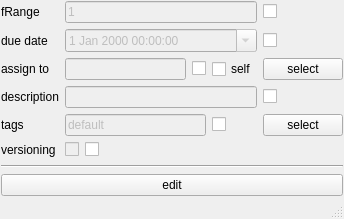
Above: rbhusUI/lib/rbhusPipeAssetEditMod.ui from aumanimationstudios/rbhus before the change. Below: the same form after it.
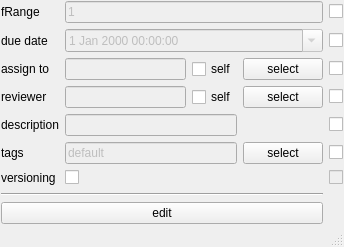
That is the form after the change.

What changed in the file:
```diff
--- a/rbhusUI/lib/rbhusPipeAssetEditMod.ui
+++ b/rbhusUI/lib/rbhusPipeAssetEditMod.ui
@@ -10,7 +10,7 @@
     <x>0</x>
     <y>0</y>
     <width>344</width>
-    <height>219</height>
+    <height>247</height>
    </rect>
   </property>
   <property name="windowTitle">
@@ -24,114 +24,7 @@
     <property name="margin">
      <number>1</number>
     </property>
-    <item row="10" column="0">
-     <widget class="QLabel" name="labelTags">
-      <property name="sizePolicy">
-       <sizepolicy hsizetype="Fixed" vsizetype="Preferred">
-        <horstretch>0</horstretch>
-        <verstretch>0</verstretch>
-       </sizepolicy>
-      </property>
-      <property name="toolTip">
-       <string>group owner of the project directory</string>
-      </property>
-      <property name="text">
-       <string>tags</string>
-      </property>
-     </widget>
-    </item>
-    <item row="2" column="0">
-     <widget class="QLabel" name="labelFRange">
-      <property name="sizePolicy">
-       <sizepolicy hsizetype="Fixed" vsizetype="Maximum">
-        <horstretch>0</horstretch>
-        <verstretch>0</verstretch>
-       </sizepolicy>
-      </property>
-      <property name="text">
-       <string>fRange</string>
-      </property>
-     </widget>
-    </item>
-    <item row="2" column="1" colspan="5">
-     <widget class="QLineEdit" name="lineEditFRange">
-      <property name="enabled">
-       <bool>false</bool>
-      </property>
-      <property name="sizePolicy">
-       <sizepolicy hsizetype="MinimumExpanding" vsizetype="Fixed">
-        <horstretch>0</horstretch>
-        <verstretch>0</verstretch>
-       </sizepolicy>
-      </property>
-      <property name="text">
-       <string>1</string>
-      </property>
-     </widget>
-    </item>
     <item row="13" column="0" colspan="7">
-     <widget class="Line" name="line">
-      <property name="sizePolicy">
-       <sizepolicy hsizetype="MinimumExpanding" vsizetype="Fixed">
-        <horstretch>0</horstretch>
-        <verstretch>0</verstretch>
-       </sizepolicy>
-      </property>
-      <property name="orientation">
-       <enum>Qt::Horizontal</enum>
-      </property>
-     </widget>
-    </item>
-    <item row="6" column="5">
-     <widget class="QCheckBox" name="checkAssignSelf">
-      <property name="text">
-       <string>self</string>
-      </property>
-      <property name="checked">
-       <bool>false</bool>
-      </property>
-     </widget>
-    </item>
-    <item row="6" column="6">
-     <widget class="QPushButton" name="pushUsers">
-      <property name="text">
-       <string>select</string>
-      </property>
-     </widget>
-    </item>
-    <item row="4" column="0">
-     <widget class="QLabel" name="labelDue">
-      <property name="sizePolicy">
-       <sizepolicy hsizetype="Fixed" vsizetype="Preferred">
-        <horstretch>0</horstretch>
-        <verstretch>0</verstretch>
-       </sizepolicy>
-      </property>
-      <property name="text">
-       <string>due date</string>
-      </property>
-     </widget>
-    </item>
-    <item row="4" column="6">
-     <widget class="QCheckBox" name="checkDueDate">
-      <property name="enabled">
-       <bool>true</bool>
-      </property>
-      <property name="sizePolicy">
-       <sizepolicy hsizetype="Fixed" vsizetype="Fixed">
-        <horstretch>0</horstretch>
-        <verstretch>0</verstretch>
-       </sizepolicy>
-      </property>
-      <property name="text">
-       <string/>
-      </property>
-      <property name="checked">
-       <bool>false</bool>
-      </property>
-     </widget>
-    </item>
-    <item row="12" column="0" colspan="7">
      <spacer name="verticalSpacer">
       <property name="orientation">
        <enum>Qt::Vertical</enum>
@@ -144,26 +37,7 @@
       </property>
      </spacer>
     </item>
-    <item row="7" column="1" colspan="5">
-     <widget class="QLineEdit" name="lineEditDesc">
-      <property name="enabled">
-       <bool>false</bool>
-      </property>
-      <property name="sizePolicy">
-       <sizepolicy hsizetype="MinimumExpanding" vsizetype="Fixed">
-        <horstretch>0</horstretch>
-        <verstretch>0</verstretch>
-       </sizepolicy>
-      </property>
-      <property name="toolTip">
-       <string>group owner of the project directory</string>
-      </property>
-      <property name="text">
-       <string/>
-      </property>
-     </widget>
-    </item>
-    <item row="11" column="0">
+    <item row="12" column="0">
      <widget class="QLabel" name="labelVersion">
       <property name="sizePolicy">
        <sizepolicy hsizetype="Fixed" vsizetype="Preferred">
@@ -179,80 +53,60 @@
       </property>
      </widget>
     </item>
-    <item row="11" column="1">
-     <widget class="QCheckBox" name="checkVersion">
-      <property name="enabled">
-       <bool>false</bool>
-      </property>
+    <item row="2" column="0">
+     <widget class="QLabel" name="labelFRange">
       <property name="sizePolicy">
-       <sizepolicy hsizetype="Fixed" vsizetype="Fixed">
+       <sizepolicy hsizetype="Fixed" vsizetype="Maximum">
         <horstretch>0</horstretch>
         <verstretch>0</verstretch>
        </sizepolicy>
       </property>
       <property name="text">
-       <string/>
+       <string>fRange</string>
       </property>
-      <property name="checked">
-       <bool>false</bool>
-      </property>
      </widget>
     </item>
-    <item row="4" column="1" colspan="5">
-     <widget class="QDateTimeEdit" name="dateEditDue">
-      <property name="enabled">
-       <bool>false</bool>
-      </property>
+    <item row="4" column="0">
+     <widget class="QLabel" name="labelDue">
       <property name="sizePolicy">
-       <sizepolicy hsizetype="MinimumExpanding" vsizetype="Fixed">
+       <sizepolicy hsizetype="Fixed" vsizetype="Preferred">
         <horstretch>0</horstretch>
         <verstretch>0</verstretch>
        </sizepolicy>
       </property>
-      <property name="calendarPopup">
-       <bool>true</bool>
+      <property name="text">
+       <string>due date</string>
       </property>
      </widget>
     </item>
-    <item row="10" column="1" colspan="4">
-     <widget class="QLineEdit" name="lineEditTags">
-      <property name="enabled">
-       <bool>false</bool>
+    <item row="15" column="0" colspan="7">
+     <widget class="QPushButton" name="pushEdit">
+      <property name="text">
+       <string>edit</string>
       </property>
+     </widget>
+    </item>
+    <item row="14" column="0" colspan="7">
+     <widget class="Line" name="line">
       <property name="sizePolicy">
        <sizepolicy hsizetype="MinimumExpanding" vsizetype="Fixed">
         <horstretch>0</horstretch>
         <verstretch>0</verstretch>
        </sizepolicy>
       </property>
-      <property name="toolTip">
-       <string>group owner of the project directory</string>
+      <property name="orientation">
+       <enum>Qt::Horizontal</enum>
       </property>
-      <property name="text">
-       <string>default</string>
-      </property>
      </widget>
     </item>
-    <item row="7" column="6">
-     <widget class="QCheckBox" name="checkDesc">
-      <property name="enabled">
-       <bool>true</bool>
-      </property>
-      <property name="sizePolicy">
-       <sizepolicy hsizetype="Fixed" vsizetype="Fixed">
-        <horstretch>0</horstretch>
-        <verstretch>0</verstretch>
-       </sizepolicy>
-      </property>
+    <item row="6" column="6">
+     <widget class="QPushButton" name="pushUsers">
       <property name="text">
-       <string/>
+       <string>select</string>
       </property>
-      <property name="checked">
-       <bool>false</bool>
-      </property>
      </widget>
     </item>
-    <item row="7" column="0">
+    <item row="8" column="0">
      <widget class="QLabel" name="labelDesc">
       <property name="sizePolicy">
        <sizepolicy hsizetype="Fixed" vsizetype="Preferred">
@@ -268,8 +122,24 @@
       </property>
      </widget>
     </item>
-    <item row="6" column="1" colspan="3">
-     <widget class="QLineEdit" name="lineEditWorkers">
+    <item row="11" column="0">
+     <widget class="QLabel" name="labelTags">
+      <property name="sizePolicy">
+       <sizepolicy hsizetype="Fixed" vsizetype="Preferred">
+        <horstretch>0</horstretch>
+        <verstretch>0</verstretch>
+       </sizepolicy>
+      </property>
+      <property name="toolTip">
+       <string>group owner of the project directory</string>
+      </property>
+      <property name="text">
+       <string>tags</string>
+      </property>
+     </widget>
+    </item>
+    <item row="8" column="1" colspan="5">
+     <widget class="QLineEdit" name="lineEditDesc">
       <property name="enabled">
        <bool>false</bool>
       </property>
@@ -280,62 +150,20 @@
        </sizepolicy>
       </property>
       <property name="toolTip">
-       <string>list of space separated usernames</string>
-      </property>
-     </widget>
-    </item>
-    <item row="2" column="6">
-     <widget class="QCheckBox" name="checkFRange">
-      <property name="enabled">
-       <bool>true</bool>
-      </property>
-      <property name="sizePolicy">
-       <sizepolicy hsizetype="Fixed" vsizetype="Fixed">
-        <horstretch>0</horstretch>
-        <verstretch>0</verstretch>
-       </sizepolicy>
+       <string>group owner of the project directory</string>
       </property>
       <property name="text">
        <string/>
       </property>
-      <property name="checked">
-       <bool>false</bool>
-      </property>
      </widget>
     </item>
-    <item row="10" column="6">
+    <item row="11" column="6">
      <widget class="QPushButton" name="pushTags">
       <property name="text">
        <string>select</string>
       </property>
      </widget>
     </item>
-    <item row="6" column="4">
-     <widget class="QCheckBox" name="checkAssign">
-      <property name="enabled">
-       <bool>true</bool>
-      </property>
-      <property name="sizePolicy">
-       <sizepolicy hsizetype="Fixed" vsizetype="Fixed">
-        <horstretch>0</horstretch>
-        <verstretch>0</verstretch>
-       </sizepolicy>
-      </property>
-      <property name="text">
-       <string/>
-      </property>
-      <property name="checked">
-       <bool>false</bool>
-      </property>
-     </widget>
-    </item>
-    <item row="14" column="0" colspan="7">
-     <widget class="QPushButton" name="pushEdit">
-      <property name="text">
-       <string>edit</string>
-      </property>
-     </widget>
-    </item>
     <item row="6" column="0">
      <widget class="QLabel" name="labelAssignTo">
       <property name="sizePolicy">
@@ -349,7 +177,129 @@
       </property>
      </widget>
     </item>
-    <item row="10" column="5">
+    <item row="7" column="5">
+     <widget class="QCheckBox" name="checkReviewSelf">
+      <property name="text">
+       <string>self</string>
+      </property>
+      <property name="checked">
+       <bool>false</bool>
+      </property>
+     </widget>
+    </item>
+    <item row="7" column="0">
+     <widget class="QLabel" name="labelReview">
+      <property name="text">
+       <string>reviewer</string>
+      </property>
+     </widget>
+    </item>
+    <item row="7" column="6">
+     <widget class="QPushButton" name="pushReviewers">
+      <property name="enabled">
+       <bool>true</bool>
+      </property>
+      <property name="text">
+       <string>select</string>
+      </property>
+     </widget>
+    </item>
+    <item row="6" column="7">
+     <widget class="QCheckBox" name="checkAssign">
+      <property name="enabled">
+       <bool>true</bool>
+      </property>
+      <property name="sizePolicy">
+       <sizepolicy hsizetype="Fixed" vsizetype="Fixed">
+        <horstretch>0</horstretch>
+        <verstretch>0</verstretch>
+       </sizepolicy>
+      </property>
+      <property name="text">
+       <string/>
+      </property>
+      <property name="checked">
+       <bool>false</bool>
+      </property>
+     </widget>
+    </item>
+    <item row="2" column="7">
+     <widget class="QCheckBox" name="checkFRange">
+      <property name="enabled">
+       <bool>true</bool>
+      </property>
+      <property name="sizePolicy">
+       <sizepolicy hsizetype="Fixed" vsizetype="Fixed">
+        <horstretch>0</horstretch>
+        <verstretch>0</verstretch>
+       </sizepolicy>
+      </property>
+      <property name="text">
+       <string/>
+      </property>
+      <property name="checked">
+       <bool>false</bool>
+      </property>
+     </widget>
+    </item>
+    <item row="4" column="7">
+     <widget class="QCheckBox" name="checkDueDate">
+      <property name="enabled">
+       <bool>true</bool>
+      </property>
+      <property name="sizePolicy">
+       <sizepolicy hsizetype="Fixed" vsizetype="Fixed">
+        <horstretch>0</horstretch>
+        <verstretch>0</verstretch>
+       </sizepolicy>
+      </property>
+      <property name="text">
+       <string/>
+      </property>
+      <property name="checked">
+       <bool>false</bool>
+      </property>
+     </widget>
+    </item>
+    <item row="7" column="7">
+     <widget class="QCheckBox" name="checkReview">
+      <property name="enabled">
+       <bool>true</bool>
+      </property>
+      <property name="sizePolicy">
+       <sizepolicy hsizetype="Fixed" vsizetype="Fixed">
+        <horstretch>0</horstretch>
+        <verstretch>0</verstretch>
+       </sizepolicy>
+      </property>
+      <property name="text">
+       <string/>
+      </property>
+      <property name="checked">
+       <bool>false</bool>
+      </property>
+     </widget>
+    </item>
+    <item row="8" column="7">
+     <widget class="QCheckBox" name="checkDesc">
+      <property name="enabled">
+       <bool>true</bool>
+      </property>
+      <property name="sizePolicy">
+       <sizepolicy hsizetype="Fixed" vsizetype="Fixed">
+        <horstretch>0</horstretch>
+        <verstretch>0</verstretch>
+       </sizepolicy>
+      </property>
+      <property name="text">
+       <string/>
+      </property>
+      <property name="checked">
+       <bool>false</bool>
+      </property>
+     </widget>
+    </item>
+    <item row="11" column="7">
      <widget class="QCheckBox" name="checkTags">
       <property name="enabled">
        <bool>true</bool>
@@ -368,7 +318,36 @@
       </property>
      </widget>
     </item>
-    <item row="11" column="2">
+    <item row="12" column="7">
+     <widget class="QCheckBox" name="checkVersion">
+      <property name="enabled">
+       <bool>false</bool>
+      </property>
+      <property name="sizePolicy">
+       <sizepolicy hsizetype="Fixed" vsizetype="Fixed">
+        <horstretch>0</horstretch>
+        <verstretch>0</verstretch>
+       </sizepolicy>
+      </property>
+      <property name="text">
+       <string/>
+      </property>
+      <property name="checked">
+       <bool>false</bool>
+      </property>
+     </widget>
+    </item>
+    <item row="6" column="5">
+     <widget class="QCheckBox" name="checkAssignSelf">
+      <property name="text">
+       <string>self</string>
+      </property>
+      <property name="checked">
+       <bool>false</bool>
+      </property>
+     </widget>
+    </item>
+    <item row="12" column="1">
      <widget class="QCheckBox" name="checkVersionEnable">
       <property name="enabled">
        <bool>true</bool>
@@ -387,6 +366,86 @@
       </property>
      </widget>
     </item>
+    <item row="11" column="1" colspan="5">
+     <widget class="QLineEdit" name="lineEditTags">
+      <property name="enabled">
+       <bool>false</bool>
+      </property>
+      <property name="sizePolicy">
+       <sizepolicy hsizetype="MinimumExpanding" vsizetype="Fixed">
+        <horstretch>0</horstretch>
+        <verstretch>0</verstretch>
+       </sizepolicy>
+      </property>
+      <property name="toolTip">
+       <string>group owner of the project directory</string>
+      </property>
+      <property name="text">
+       <string>default</string>
+      </property>
+     </widget>
+    </item>
+    <item row="7" column="1" colspan="4">
+     <widget class="QLineEdit" name="lineEditReviewers">
+      <property name="enabled">
+       <bool>false</bool>
+      </property>
+      <property name="toolTip">
+       <string>list of space separated usernames</string>
+      </property>
+      <property name="readOnly">
+       <bool>true</bool>
+      </property>
+     </widget>
+    </item>
+    <item row="6" column="1" colspan="4">
+     <widget class="QLineEdit" name="lineEditWorkers">
+      <property name="enabled">
+       <bool>false</bool>
+      </property>
+      <property name="sizePolicy">
+       <sizepolicy hsizetype="MinimumExpanding" vsizetype="Fixed">
+        <horstretch>0</horstretch>
+        <verstretch>0</verstretch>
+       </sizepolicy>
+      </property>
+      <property name="toolTip">
+       <string>list of space separated usernames</string>
+      </property>
+     </widget>
+    </item>
+    <item row="2" column="1" colspan="6">
+     <widget class="QLineEdit" name="lineEditFRange">
+      <property name="enabled">
+       <bool>false</bool>
+      </property>
+      <property name="sizePolicy">
+       <sizepolicy hsizetype="MinimumExpanding" vsizetype="Fixed">
+        <horstretch>0</horstretch>
+        <verstretch>0</verstretch>
+       </sizepolicy>
+      </property>
+      <property name="text">
+       <string>1</string>
+      </property>
+     </widget>
+    </item>
+    <item row="4" column="1" colspan="6">
+     <widget class="QDateTimeEdit" name="dateEditDue">
+      <property name="enabled">
+       <bool>false</bool>
+      </property>
+      <property name="sizePolicy">
+       <sizepolicy hsizetype="MinimumExpanding" vsizetype="Fixed">
+        <horstretch>0</horstretch>
+        <verstretch>0</verstretch>
+       </sizepolicy>
+      </property>
+      <property name="calendarPopup">
+       <bool>true</bool>
+      </property>
+     </widget>
+    </item>
    </layout>
   </widget>
   <widget class="QStatusBar" name="statusBar"/>
```
